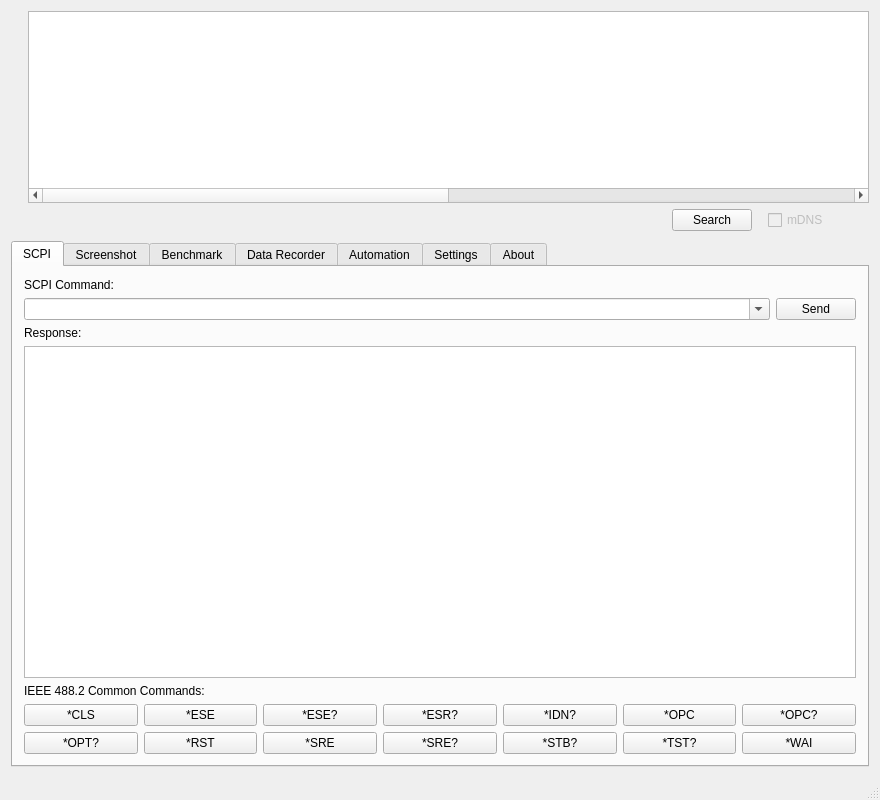
This is src/gui/lxi-gui/mainwindow.ui in lxi-tools/lxi-tools as Qt 5 draws it before an edit. The edited form follows.
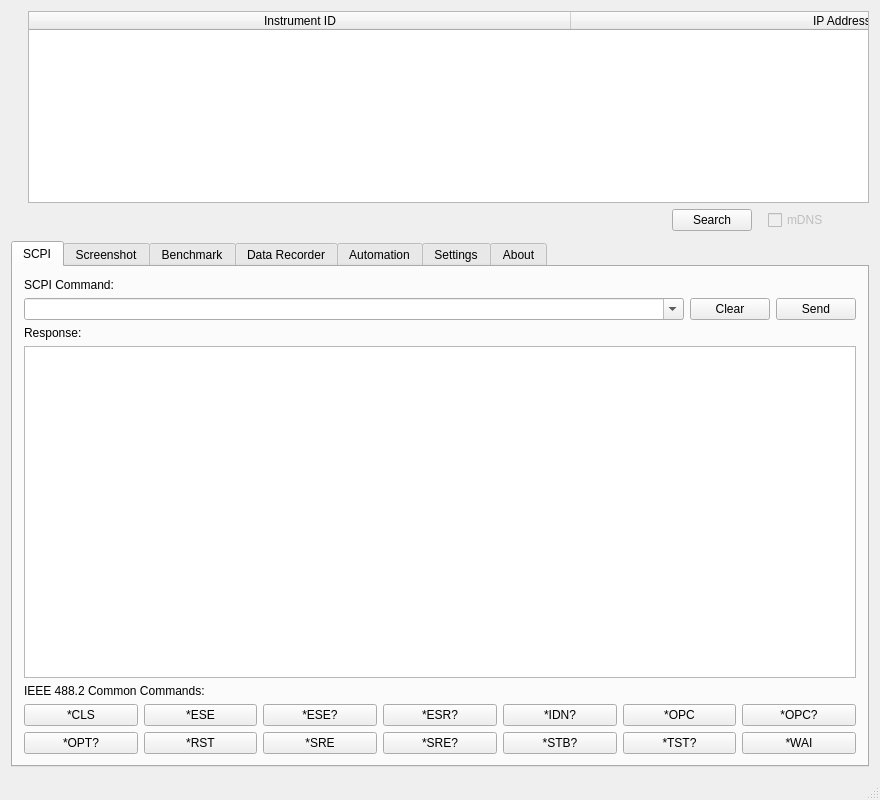
This is the edited form. The open tabs and pages were chosen to show the change. Icons and pictures are not drawn. Custom widgets are drawn as their Qt base class.

Diff of the .ui file:
```diff
--- a/src/gui/lxi-gui/mainwindow.ui
+++ b/src/gui/lxi-gui/mainwindow.ui
@@ -71,6 +71,9 @@
             <verstretch>0</verstretch>
            </sizepolicy>
           </property>
+          <property name="horizontalScrollBarPolicy">
+           <enum>Qt::ScrollBarAlwaysOff</enum>
+          </property>
           <property name="showDropIndicator" stdset="0">
            <bool>false</bool>
           </property>
@@ -84,7 +87,7 @@
            <bool>false</bool>
           </property>
           <attribute name="horizontalHeaderVisible">
-           <bool>false</bool>
+           <bool>true</bool>
           </attribute>
           <attribute name="horizontalHeaderDefaultSectionSize">
            <number>542</number>
@@ -266,7 +269,14 @@
                </widget>
               </item>
               <item>
-               <widget class="QPushButton" name="pushButton_2">
+               <widget class="QPushButton" name="pushButton_SCPI_Clear">
+                <property name="text">
+                 <string>Clear</string>
+                </property>
+               </widget>
+              </item>
+              <item>
+               <widget class="QPushButton" name="pushButton_SCPI_Send">
                 <property name="text">
                  <string>Send</string>
                 </property>
```
Left out of the diff: 62 changed lines with no effect on the pictures.
